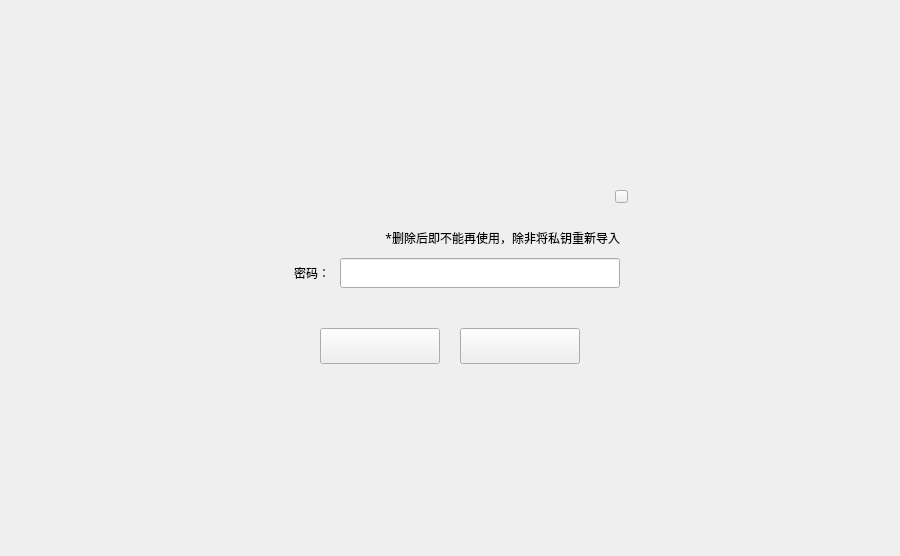
HcashOrg/hx-indicator, file deleteaccountdialog.ui: the form before one commit.
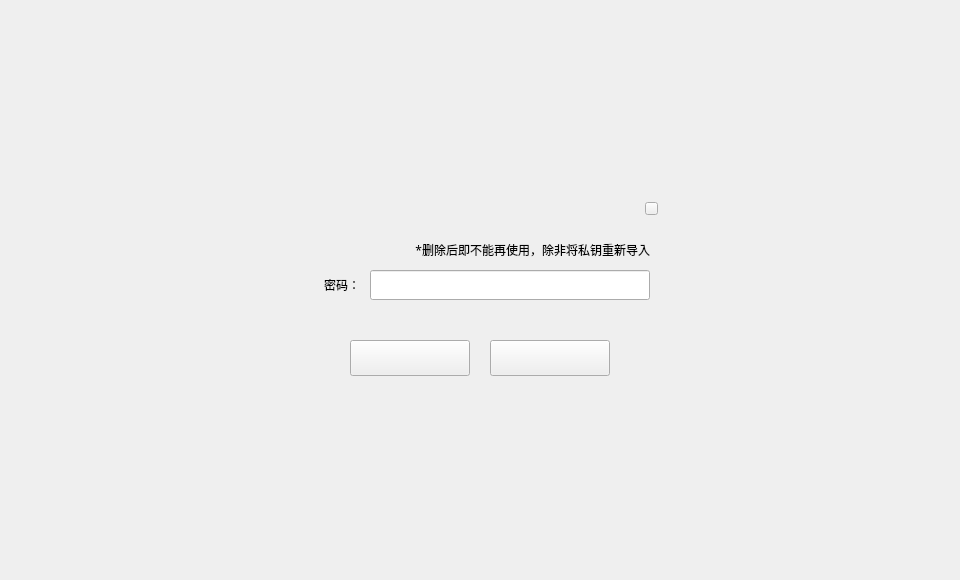
The form after the commit.

```diff
--- a/deleteaccountdialog.ui
+++ b/deleteaccountdialog.ui
@@ -6,8 +6,8 @@
    <rect>
     <x>0</x>
     <y>0</y>
-    <width>900</width>
-    <height>556</height>
+    <width>960</width>
+    <height>580</height>
    </rect>
   </property>
   <property name="font">
@@ -23,15 +23,15 @@
     <rect>
      <x>0</x>
      <y>0</y>
-     <width>900</width>
-     <height>556</height>
+     <width>960</width>
+     <height>580</height>
     </rect>
    </property>
    <widget class="QWidget" name="containerWidget" native="true">
     <property name="geometry">
      <rect>
-      <x>260</x>
-      <y>178</y>
+      <x>290</x>
+      <y>190</y>
       <width>380</width>
       <height>200</height>
      </rect>
```
